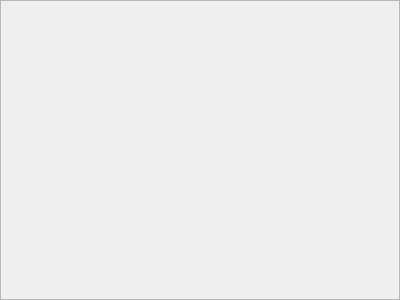
The window that src/watnu/ui/about.ui (amogorkon/watnu) describes before a commit, drawn with Qt 5.
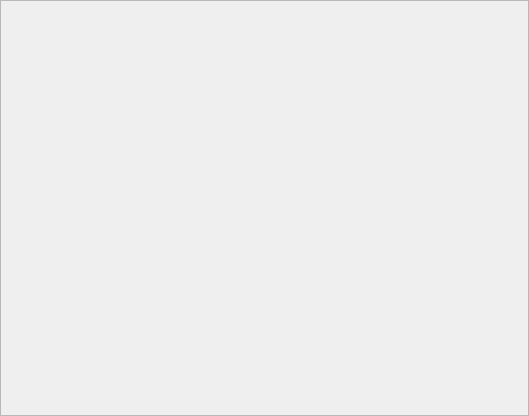
The same window after the commit.

```diff
--- a/src/watnu/ui/about.ui
+++ b/src/watnu/ui/about.ui
@@ -6,8 +6,8 @@
    <rect>
     <x>0</x>
     <y>0</y>
-    <width>400</width>
-    <height>300</height>
+    <width>529</width>
+    <height>416</height>
    </rect>
   </property>
   <property name="windowTitle">
```
